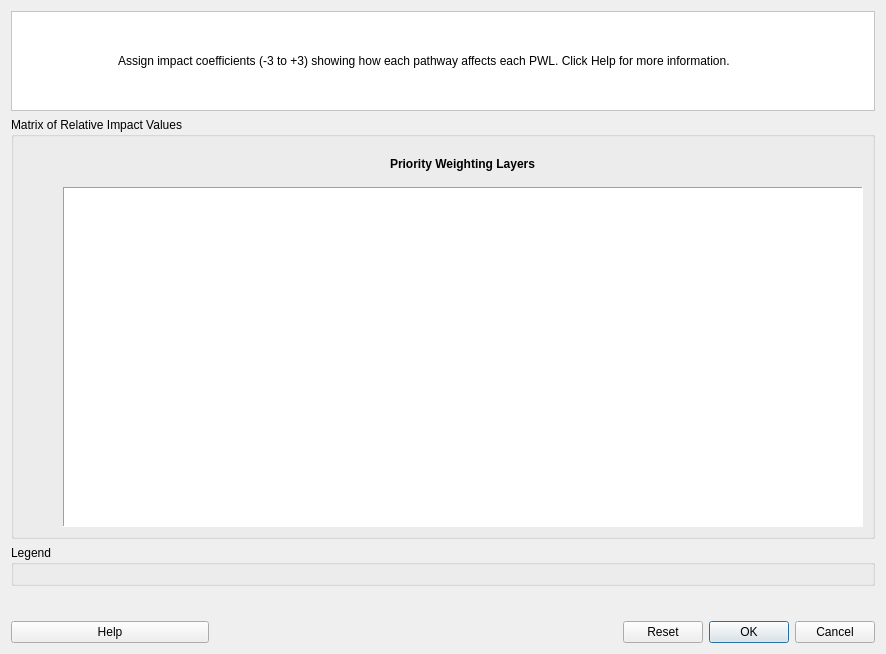
The window that src/cplus_plugin/ui/ncs_pwl_impact_manager_dialog.ui (ConservationInternational/cplus-plugin) describes before a commit, drawn with Qt 5.
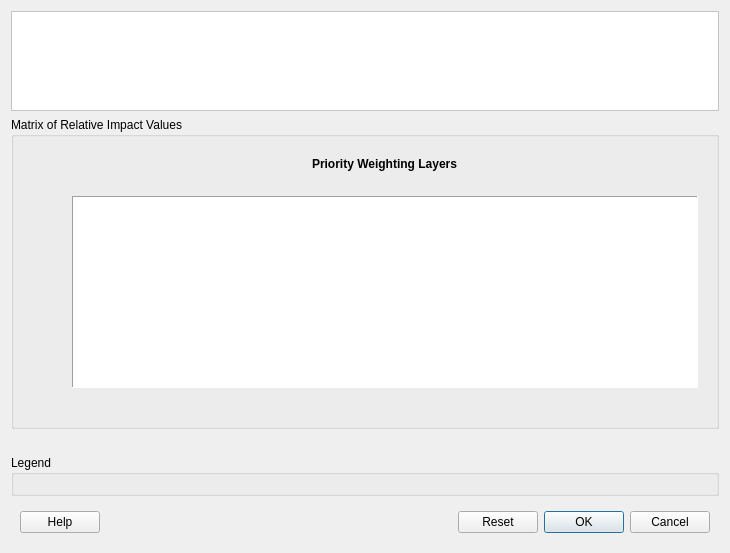
The same window after the commit.

Commit message: Rename impact labels and enhance UI layout

Diff of the .ui file:
```diff
--- a/src/cplus_plugin/ui/ncs_pwl_impact_manager_dialog.ui
+++ b/src/cplus_plugin/ui/ncs_pwl_impact_manager_dialog.ui
@@ -6,15 +6,15 @@
    <rect>
     <x>0</x>
     <y>0</y>
-    <width>886</width>
-    <height>654</height>
+    <width>0</width>
+    <height>0</height>
    </rect>
   </property>
   <property name="windowTitle">
    <string>NCS Pathways/PWLs Matrix of Relative Impact Values Manager</string>
   </property>
-  <layout class="QGridLayout" name="gridLayout_2">
-   <item row="0" column="0" colspan="4">
+  <layout class="QVBoxLayout" name="vBoxLayout_2">
+   <item>
     <widget class="QFrame" name="frame">
      <property name="sizePolicy">
       <sizepolicy hsizetype="Preferred" vsizetype="Minimum">
@@ -64,10 +64,7 @@
        </widget>
       </item>
       <item>
-       <widget class="QLabel" name="label_123">
-        <property name="text">
-         <string>&lt;html&gt;&lt;head/&gt;&lt;body&gt;&lt;p&gt;Assign impact coefficients (-3 to +3) showing how each pathway affects each PWL. Click Help for more information.&lt;/p&gt;&lt;/body&gt;&lt;/html&gt;</string>
-        </property>
+       <widget class="QLabel" name="label_description">
         <property name="wordWrap">
          <bool>true</bool>
         </property>
@@ -78,8 +75,11 @@
       </item>
      </layout>
     </widget>
-   </item>   
-   <item row="2" column="0" colspan="4" alignment="Qt::AlignTop">
+   </item>
+   <item>
+    <layout class="QVBoxLayout" name="vl_notification"/>
+   </item> 
+   <item alignment="Qt::AlignTop">
     <widget class="QGroupBox" name="mGroupBox">
      <property name="sizePolicy">
       <sizepolicy hsizetype="Preferred" vsizetype="Fixed">
@@ -125,6 +125,9 @@
          </widget>
         </item>
         <item row="1" column="1" alignment="Qt::AlignTop">
+            <widget class="QWidget" name="">
+                <layout class="QVBoxLayout" name="vboxLayoutPathways">
+                    <item>
          <widget class="QTableWidget" name="rel_impact_matrix">
           <property name="sizePolicy">
            <sizepolicy hsizetype="Expanding" vsizetype="Expanding">
@@ -134,8 +137,8 @@
           </property>
           <property name="minimumSize">
            <size>
-            <width>800</width>
-            <height>340</height>
+                                <width>0</width>
+                                <height>0</height>
            </size>
           </property>
           <property name="autoFillBackground">
@@ -150,49 +153,23 @@
           <property name="verticalScrollBarPolicy">
            <enum>Qt::ScrollBarAsNeeded</enum>
           </property>
-          <property name="showGrid">
-           <bool>false</bool>
-          </property>
-          <property name="gridStyle">
-           <enum>Qt::SolidLine</enum>
-          </property>
-          <property name="rowCount">
-           <number>0</number>
-          </property>
-          <property name="columnCount">
-           <number>0</number>
-          </property>
-          <attribute name="horizontalHeaderCascadingSectionResizes">
-           <bool>true</bool>
-          </attribute>
-          <attribute name="horizontalHeaderMinimumSectionSize">
-           <number>20</number>
-          </attribute>
-          <attribute name="horizontalHeaderDefaultSectionSize">
-           <number>40</number>
-          </attribute>
-          <attribute name="horizontalHeaderHighlightSections">
-           <bool>false</bool>
-          </attribute>
-          <attribute name="horizontalHeaderStretchLastSection">
-           <bool>false</bool>
-          </attribute>
-          <attribute name="verticalHeaderCascadingSectionResizes">
-           <bool>true</bool>
-          </attribute>
-          <attribute name="verticalHeaderMinimumSectionSize">
-           <number>40</number>
-          </attribute>
-          <attribute name="verticalHeaderDefaultSectionSize">
-           <number>40</number>
-          </attribute>
-          <attribute name="verticalHeaderHighlightSections">
-           <bool>false</bool>
-          </attribute>
-          <attribute name="verticalHeaderStretchLastSection">
-           <bool>false</bool>
-          </attribute>
-         </widget>
+                        </widget>
+                    </item>
+                    <item>
+                        <spacer name="horizontalSpacer_1">
+                            <property name="orientation">
+                                <enum>Qt::Vertical</enum>
+                            </property>
+                            <property name="sizeHint" stdset="0">
+                                <size>
+                                    <width>40</width>
+                                    <height>20</height>
+                                </size>
+                            </property>
+                        </spacer>
+                    </item>
+                </layout>
+            </widget>         
         </item>
         <item row="0" column="0">
          <spacer name="horizontalSpacer">
@@ -215,15 +192,38 @@
      </layout>
     </widget>
    </item>
-   <item row="3" column="0" colspan="4" alignment="Qt::AlignTop">
-    <widget class="QGroupBox" name="groupBox_2">
+   <item>
+        <spacer name="verticalSpacer">
+            <property name="orientation">
+                <enum>Qt::Vertical</enum>
+            </property>
+            <property name="sizeHint" stdset="0">
+                <size>
+                    <width>40</width>
+                    <height>20</height>
+                </size>
+            </property>
+        </spacer>
+    </item>
+    <item alignment="Qt::AlignTop">
+        <widget class="QGroupBox" name="qwidget_legend">
      <property name="title">
       <string>Legend</string>
      </property>
      <layout class="QGridLayout" name="gridLayoutLegend"/>
     </widget>
    </item>
-   <item row="5" column="1" colspan="2">
+    <item>
+        <widget class="QWidget">
+            <layout class="QHBoxLayout">
+                <item>
+                    <widget class="QPushButton" name="btn_help">
+                    <property name="text">
+                    <string>Help</string>
+                    </property>
+                    </widget>
+                </item>
+                <item>
     <spacer name="horizontalSpacer_4">
      <property name="orientation">
       <enum>Qt::Horizontal</enum>
@@ -236,23 +236,16 @@
      </property>
     </spacer>
    </item>
-   <item row="5" column="3" alignment="Qt::AlignRight">
+                <item alignment="Qt::AlignRight">
     <widget class="QDialogButtonBox" name="buttonBox">
      <property name="standardButtons">
       <set>QDialogButtonBox::Cancel|QDialogButtonBox::Ok|QDialogButtonBox::Reset</set>
      </property>
     </widget>
    </item>
-   <item row="5" column="0">
-    <widget class="QPushButton" name="btn_help">
-     <property name="text">
-      <string>Help</string>
-     </property>
-    </widget>
-   </item>
-   <item row="1" column="0" colspan="4">
-    <layout class="QVBoxLayout" name="vl_notification"/>
-   </item>
+            </layout>
+        </widget>
+    </item>
   </layout>
  </widget>
  <resources/>
```
Lines whose indentation alone changed are shown as unchanged. The commit also changes 1 other file.
